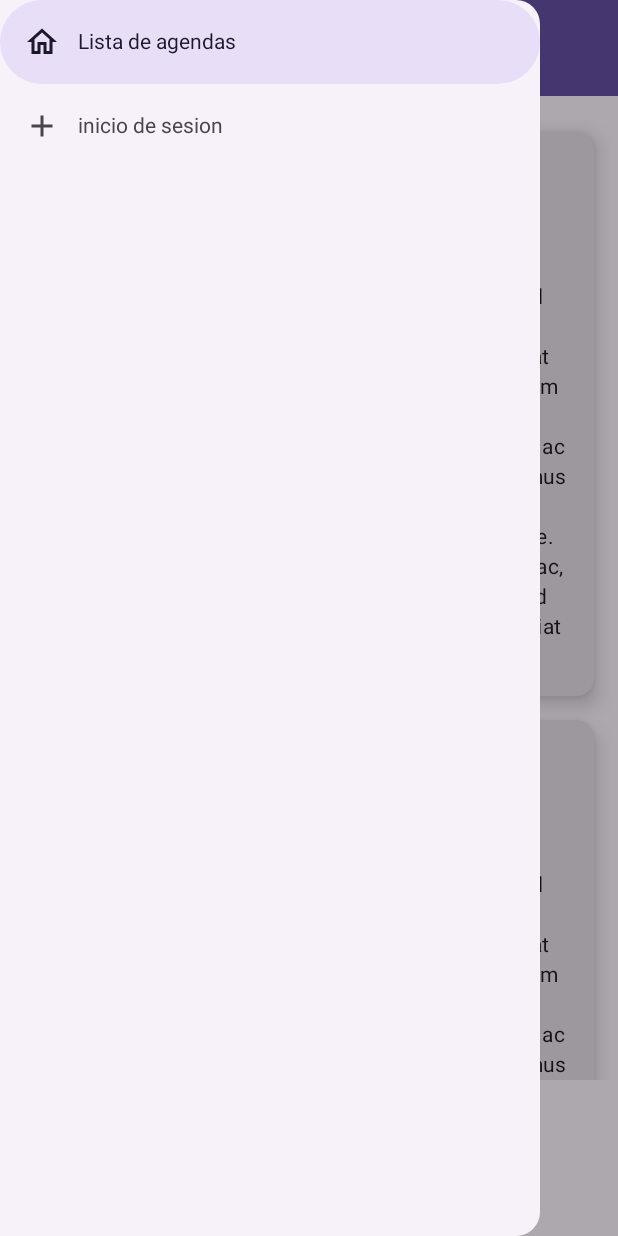
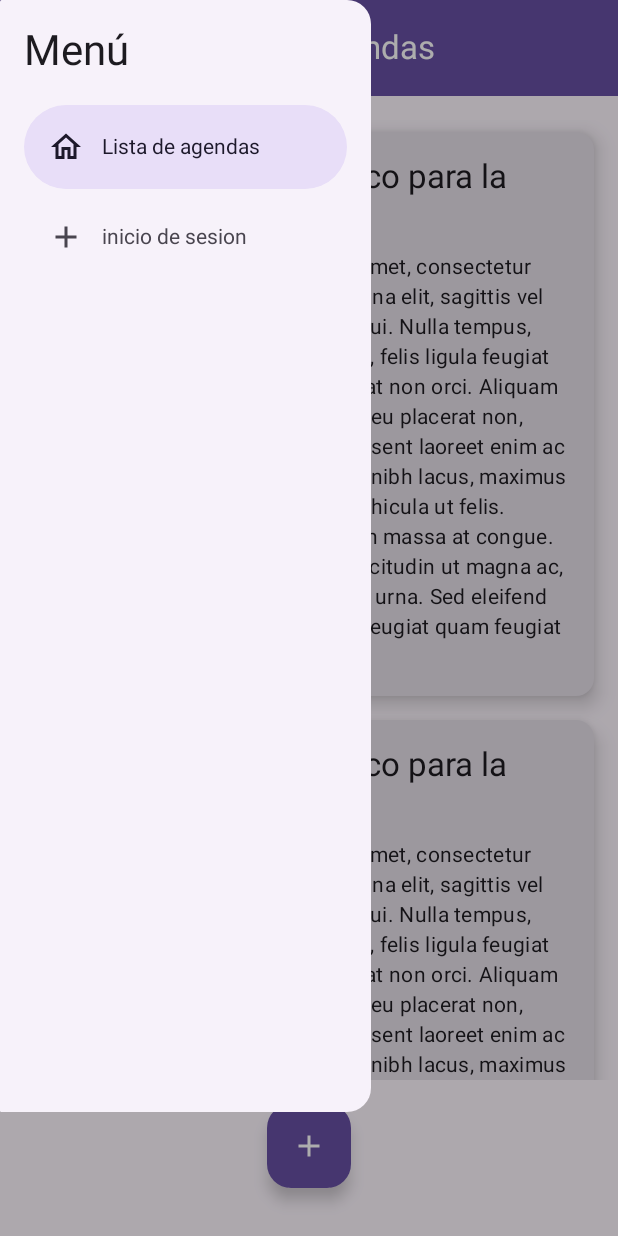
Before and after one commit to UbiUwU/LoginConvocatoria, an Android app built with Jetpack Compose: the screen it shows after launch (MainActivity), after a tap on "abridge el menu", on a phone screen of 412 x 824 dp. Run offline under Robolectric (Android 15) with nearby library versions, the phone set to English and light mode, and no system bars.

Commit message:
Mejora y cambios

```diff
--- a/app/src/main/java/com/example/loginconvocatoria/components/Menu_Lateral.kt
+++ b/app/src/main/java/com/example/loginconvocatoria/components/Menu_Lateral.kt
@@ -1,12 +1,10 @@
 package com.example.loginconvocatoria.components
 
-import androidx.compose.material3.DrawerState
-import androidx.compose.material3.ExperimentalMaterial3Api
-import androidx.compose.material3.Icon
-import androidx.compose.material3.ModalDrawerSheet
-import androidx.compose.material3.ModalNavigationDrawer
-import androidx.compose.material3.NavigationDrawerItem
-import androidx.compose.material3.Text
+import androidx.compose.foundation.background
+import androidx.compose.foundation.clickable
+import androidx.compose.foundation.layout.*
+import androidx.compose.foundation.shape.RoundedCornerShape
+import androidx.compose.material3.*
 import androidx.compose.runtime.Composable
 import androidx.compose.runtime.rememberCoroutineScope
 import androidx.navigation.NavHostController
@@ -14,6 +12,11 @@ import com.example.loginconvocatoria.models.MenuLateral
 import com.example.loginconvocatoria.navigation.currentRoute
 import kotlinx.coroutines.CoroutineScope
 import kotlinx.coroutines.launch
+import androidx.compose.ui.Alignment
+import androidx.compose.ui.Modifier
+import androidx.compose.ui.draw.clip
+import androidx.compose.ui.graphics.Color
+import androidx.compose.ui.unit.dp
 
 @OptIn(ExperimentalMaterial3Api::class)
 @Composable
@@ -25,14 +28,31 @@ fun Menu_Lateral(
     val scope = rememberCoroutineScope()
     val menuItems = listOf(
         MenuLateral.Home,
-        MenuLateral.Ruta1,
-        // Agrega más elementos de menú aquí según sea necesario
+        MenuLateral.Ruta1
     )
 
     ModalNavigationDrawer(
         drawerState = drawerState,
         drawerContent = {
-            ModalDrawerSheet {
+            ModalDrawerSheet(
+                modifier = Modifier
+                    .fillMaxHeight(0.9f) // Ajusta la altura del menú lateral
+                    .fillMaxWidth(0.6f) // Ajusta el ancho del menú lateral)
+                    .clip(RoundedCornerShape(1.dp)) // Esquinas redondeadas
+            ) {
+                Column(
+                    modifier = Modifier
+                        .fillMaxSize()
+                        .padding(16.dp)
+                ) {
+                    // Título del menú lateral
+                    Text(
+                        text = "Menú",
+                        style = MaterialTheme.typography.headlineMedium,
+                        modifier = Modifier.padding(bottom = 16.dp)
+                    )
+
+                    // Opciones de navegación
                     menuItems.forEach { item ->
                         NavigationDrawerItem(
                             icon = {
@@ -42,8 +62,12 @@ fun Menu_Lateral(
                             selected = currentRoute(navController) == item.route,
                             onClick = {
                                 navigateToRoute(navController, item.route, drawerState, scope)
+                            },
+                            modifier = Modifier
+                                .fillMaxWidth()
+                                .padding(vertical = 2.dp) // Espaciado vertical
+                        )
                     }
-                    )
                 }
             }
         }
@@ -60,7 +84,6 @@ private fun navigateToRoute(
 ) {
     scope.launch {
         navController.navigate(route) {
-            // Asegura que se elimina la pila anterior y se regresa al inicio si estamos en Home
             popUpTo(navController.graph.startDestinationId) {
                 inclusive = true
             }
--- a/app/src/main/java/com/example/loginconvocatoria/ui/ui/CreationAgend.kt
+++ b/app/src/main/java/com/example/loginconvocatoria/ui/ui/CreationAgend.kt
@@ -22,7 +22,7 @@ fun CardComponent(title: String, content: @Composable () -> Unit) {
         modifier = Modifier
             .fillMaxWidth()
             .padding(16.dp),
-        colors = CardDefaults.cardColors(containerColor = Color.White),
+
         elevation = CardDefaults.cardElevation(defaultElevation = 4.dp)
     ) {
         Column(
```
Lines whose indentation alone changed are shown as unchanged.
